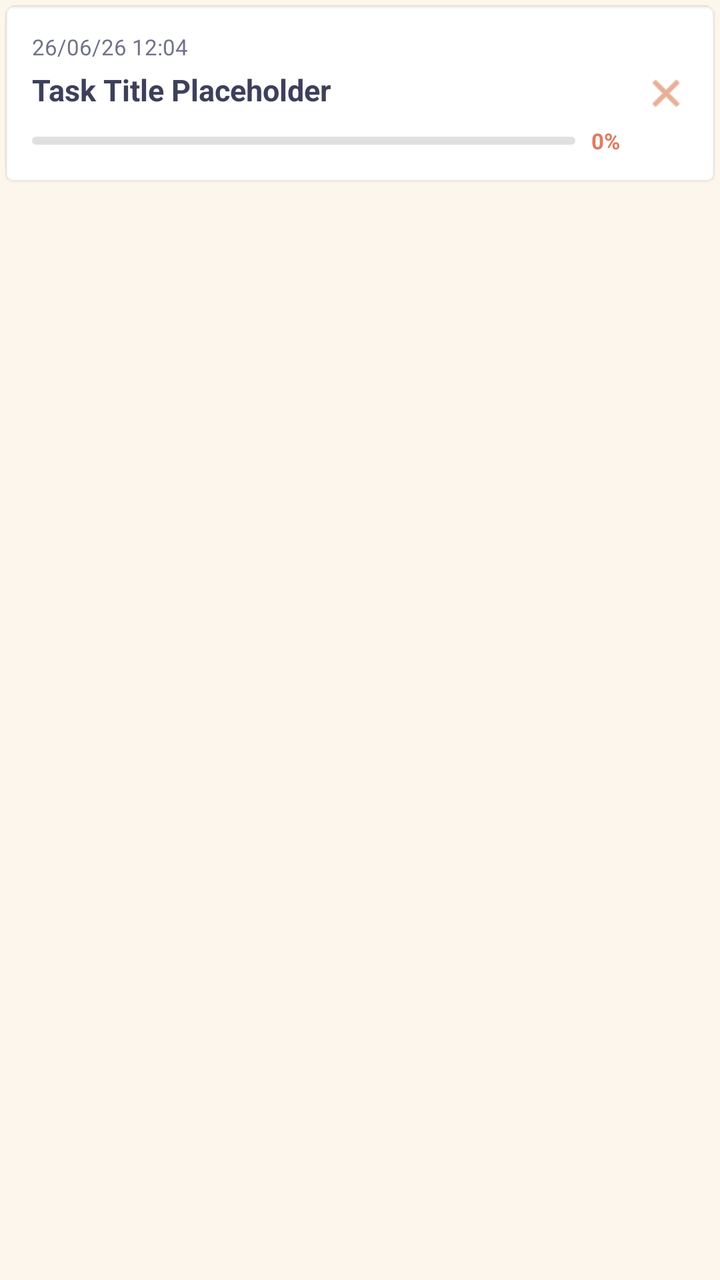
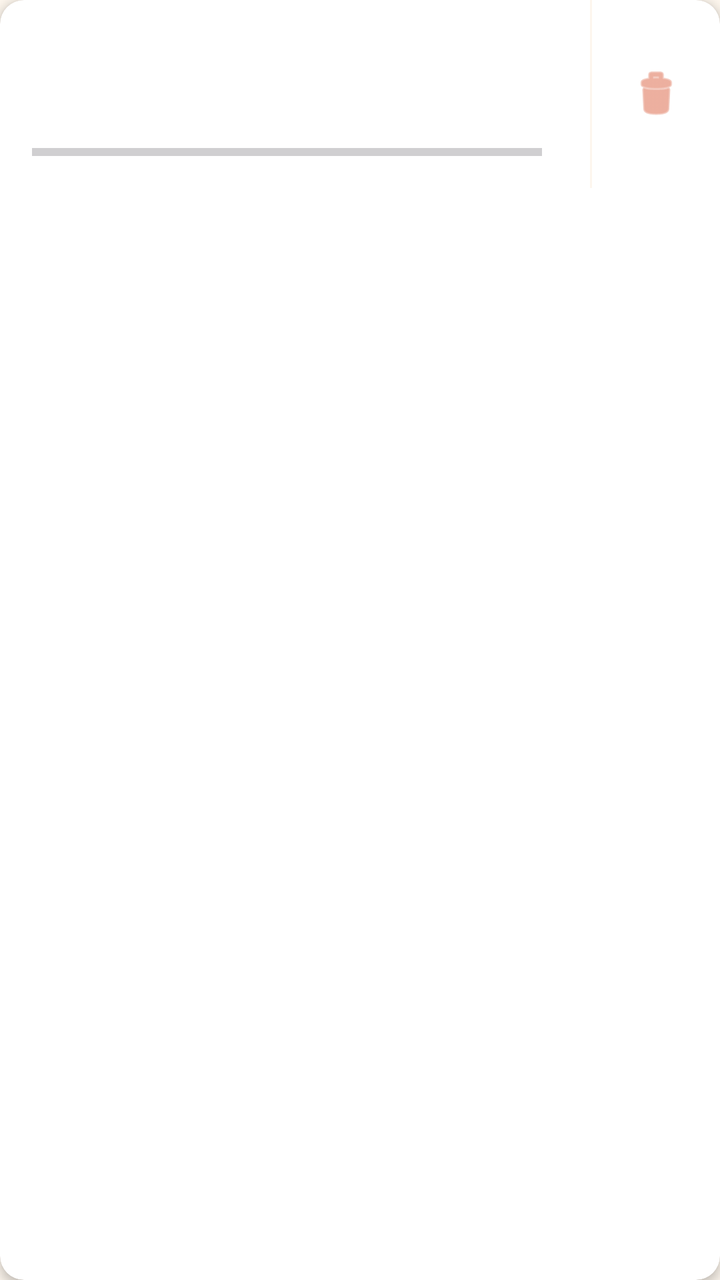

Compare the two renders of this Android layout. The source of the first and the diff that turns it into the second are given below.
<!-- AndroidManifest.xml: application theme Theme.ProjectStudyBuddy1 -->
<!-- res/layout/item_task_row.xml -->
<?xml version="1.0" encoding="utf-8"?>
<androidx.cardview.widget.CardView xmlns:android="http://schemas.android.com/apk/res/android"
    xmlns:app="http://schemas.android.com/apk/res-auto"
    xmlns:tools="http://schemas.android.com/tools"
    android:layout_width="match_parent"
    android:layout_height="wrap_content"
    android:layout_marginVertical="6dp"
    android:layout_marginHorizontal="4dp"
    app:cardCornerRadius="14dp"
    app:cardElevation="0dp"
    app:cardBackgroundColor="@android:color/transparent">

    <LinearLayout
        android:layout_width="match_parent"
        android:layout_height="wrap_content"
        android:orientation="horizontal"
        android:gravity="center_vertical"
        android:background="@android:drawable/editbox_background"
        android:padding="16dp"
        tools:ignore="UnusedAttribute">

        <LinearLayout
            android:layout_width="0dp"
            android:layout_weight="1"
            android:layout_height="wrap_content"
            android:orientation="vertical">

            <TextView
                android:id="@+id/tvTaskRowDate"
                android:layout_width="wrap_content"
                android:layout_height="wrap_content"
                android:text="26/06/26 12:04"
                android:textSize="11sp"
                android:textColor="@color/text_hint_darker"
                android:layout_marginBottom="4dp"
                tools:ignore="HardcodedText" />

            <TextView
                android:id="@+id/tvTaskRowTitle"
                android:layout_width="match_parent"
                android:layout_height="wrap_content"
                android:text="Task Title Placeholder"
                android:textStyle="bold"
                android:textSize="15sp"
                android:textColor="#3D405B"
                tools:ignore="HardcodedText" />

            <LinearLayout
                android:layout_width="match_parent"
                android:layout_height="wrap_content"
                android:orientation="horizontal"
                android:gravity="center_vertical"
                android:layout_marginTop="8dp">

                <ProgressBar
                    android:id="@+id/pbRowTaskMeter"
                    style="@android:style/Widget.ProgressBar.Horizontal"
                    android:layout_width="0dp"
                    android:layout_weight="1"
                    android:layout_height="4dp"
                    android:max="100"
                    android:progress="0"
                    android:progressDrawable="@android:drawable/progress_horizontal"
                    android:progressTint="@color/accent_orange"
                    android:progressBackgroundTint="#E0E0E0"
                    tools:ignore="UnusedAttribute" />

                <TextView
                    android:id="@+id/tvRowTaskPercentage"
                    android:layout_width="wrap_content"
                    android:layout_height="wrap_content"
                    android:text="0%"
                    android:textSize="11sp"
                    android:textStyle="bold"
                    android:textColor="@color/accent_orange"
                    android:layout_marginStart="8dp"
                    tools:ignore="HardcodedText" />
            </LinearLayout>
        </LinearLayout>

        <ImageView
            android:id="@+id/ivTaskRowDelete"
            android:layout_width="22dp"
            android:layout_height="22dp"
            android:src="@android:drawable/ic_menu_close_clear_cancel"
            android:contentDescription="Delete"
            app:tint="#D97A53"
            android:layout_marginStart="12dp"
            android:clickable="true"
            android:focusable="true"
            tools:ignore="HardcodedText" />
    </LinearLayout>
</androidx.cardview.widget.CardView>
<!-- resources referenced by this layout -->
<resources>
  <color name="accent_orange">#E07A5F</color>
  <color name="text_hint_darker">#70738A</color>
  <style name="Theme.ProjectStudyBuddy1" parent="Theme.Material3.DayNight.NoActionBar">
          <item name="colorPrimary">@color/accent_brown</item>
          <item name="colorPrimaryDark">@color/accent_brown</item>
          <item name="colorAccent">@color/accent_orange</item>
  
          <item name="android:windowBackground">@color/bg_cream</item>
          <item name="android:colorBackground">@color/bg_cream</item>
  
          <item name="android:statusBarColor">@color/bg_cream</item>
          <item name="android:windowLightStatusBar">true</item>
  
          <item name="colorSurface">@color/card_white</item>
          <item name="colorOnSurface">@color/text_dark</item>
      </style>
  <color name="accent_brown">#7D5A44</color>
  <color name="bg_cream">#FDF6ED</color>
  <color name="card_white">#FFFFFF</color>
  <color name="text_dark">#3D405B</color>
</resources>

<!-- the commit's change to res/layout/item_task_row.xml (unified diff, before → after) -->
@@ -1,93 +1,101 @@
 <?xml version="1.0" encoding="utf-8"?>
 <androidx.cardview.widget.CardView xmlns:android="http://schemas.android.com/apk/res/android"
     xmlns:app="http://schemas.android.com/apk/res-auto"
-    xmlns:tools="http://schemas.android.com/tools"
     android:layout_width="match_parent"
     android:layout_height="wrap_content"
-    android:layout_marginVertical="6dp"
-    android:layout_marginHorizontal="4dp"
-    app:cardCornerRadius="14dp"
-    app:cardElevation="0dp"
-    app:cardBackgroundColor="@android:color/transparent">
+    android:layout_marginStart="16dp"
+    android:layout_marginEnd="16dp"
+    android:layout_marginTop="8dp"
+    android:layout_marginBottom="8dp"
+    app:cardBackgroundColor="@android:color/white"
+    app:cardCornerRadius="12dp"
+    app:cardElevation="3dp">
 
-    <LinearLayout
+    <androidx.constraintlayout.widget.ConstraintLayout
         android:layout_width="match_parent"
-        android:layout_height="wrap_content"
-        android:orientation="horizontal"
-        android:gravity="center_vertical"
-        android:background="@android:drawable/editbox_background"
-        android:padding="16dp"
-        tools:ignore="UnusedAttribute">
+        android:layout_height="wrap_content">
 
         <LinearLayout
+            android:id="@+id/llTextContainer"
             android:layout_width="0dp"
-            android:layout_weight="1"
             android:layout_height="wrap_content"
-            android:orientation="vertical">
+            android:orientation="vertical"
+            android:padding="16dp"
+            app:layout_constraintTop_toTopOf="parent"
+            app:layout_constraintBottom_toTopOf="@id/pbRowTaskMeter"
+            app:layout_constraintStart_toStartOf="parent"
+            app:layout_constraintEnd_toStartOf="@id/viewDividerLine">
 
             <TextView
                 android:id="@+id/tvTaskRowDate"
                 android:layout_width="wrap_content"
                 android:layout_height="wrap_content"
-                android:text="26/06/26 12:04"
-                android:textSize="11sp"
+                android:layout_marginBottom="4dp"
                 android:textColor="@color/text_hint_darker"
-                android:layout_marginBottom="4dp"
-                tools:ignore="HardcodedText" />
+                android:textSize="12sp" />
 
             <TextView
                 android:id="@+id/tvTaskRowTitle"
                 android:layout_width="match_parent"
                 android:layout_height="wrap_content"
-                android:text="Task Title Placeholder"
-                android:textStyle="bold"
-                android:textSize="15sp"
-                android:textColor="#3D405B"
-                tools:ignore="HardcodedText" />
-
-            <LinearLayout
-                android:layout_width="match_parent"
-                android:layout_height="wrap_content"
-                android:orientation="horizontal"
-                android:gravity="center_vertical"
-                android:layout_marginTop="8dp">
-
-                <ProgressBar
-                    android:id="@+id/pbRowTaskMeter"
-                    style="@android:style/Widget.ProgressBar.Horizontal"
-                    android:layout_width="0dp"
-                    android:layout_weight="1"
-                    android:layout_height="4dp"
-                    android:max="100"
-                    android:progress="0"
-                    android:progressDrawable="@android:drawable/progress_horizontal"
-                    android:progressTint="@color/accent_orange"
-                    android:progressBackgroundTint="#E0E0E0"
-                    tools:ignore="UnusedAttribute" />
-
-                <TextView
-                    android:id="@+id/tvRowTaskPercentage"
-                    android:layout_width="wrap_content"
-                    android:layout_height="wrap_content"
-                    android:text="0%"
-                    android:textSize="11sp"
-                    android:textStyle="bold"
-                    android:textColor="@color/accent_orange"
-                    android:layout_marginStart="8dp"
-                    tools:ignore="HardcodedText" />
-            </LinearLayout>
+                android:textColor="@color/text_dark"
+                android:textSize="16sp"
+                android:textStyle="bold" />
         </LinearLayout>
 
-        <ImageView
-            android:id="@+id/ivTaskRowDelete"
-            android:layout_width="22dp"
-            android:layout_height="22dp"
-            android:src="@android:drawable/ic_menu_close_clear_cancel"
-            android:contentDescription="Delete"
-            app:tint="#D97A53"
-            android:layout_marginStart="12dp"
-            android:clickable="true"
-            android:focusable="true"
-            tools:ignore="HardcodedText" />
-    </LinearLayout>
+        <ProgressBar
+            android:id="@+id/pbRowTaskMeter"
+            style="?android:attr/progressBarStyleHorizontal"
+            android:layout_width="0dp"
+            android:layout_height="4dp"
+            android:layout_marginStart="16dp"
+            android:layout_marginEnd="8dp"
+            android:layout_marginBottom="16dp"
+            android:progressTint="@color/accent_brown"
+            app:layout_constraintTop_toBottomOf="@id/llTextContainer"
+            app:layout_constraintBottom_toBottomOf="parent"
+            app:layout_constraintStart_toStartOf="parent"
+            app:layout_constraintEnd_toStartOf="@id/tvRowTaskPercentage" />
+
+        <TextView
+            android:id="@+id/tvRowTaskPercentage"
+            android:layout_width="wrap_content"
+            android:layout_height="wrap_content"
+            android:layout_marginEnd="16dp"
+            android:textColor="@color/accent_brown"
+            android:textSize="12sp"
+            android:textStyle="bold"
+            app:layout_constraintBottom_toBottomOf="@id/pbRowTaskMeter"
+            app:layout_constraintTop_toTopOf="@id/pbRowTaskMeter"
+            app:layout_constraintEnd_toStartOf="@id/viewDividerLine" />
+
+        <View
+            android:id="@+id/viewDividerLine"
+            android:layout_width="1dp"
+            android:layout_height="0dp"
+            android:background="@color/bg_cream"
+            app:layout_constraintTop_toTopOf="parent"
+            app:layout_constraintBottom_toBottomOf="parent"
+            app:layout_constraintEnd_toStartOf="@id/flDeleteContainer" />
+
+        <FrameLayout
+            android:id="@+id/flDeleteContainer"
+            android:layout_width="64dp"
+            android:layout_height="0dp"
+            android:background="?android:attr/selectableItemBackground"
+            app:layout_constraintTop_toTopOf="parent"
+            app:layout_constraintBottom_toBottomOf="parent"
+            app:layout_constraintEnd_toEndOf="parent">
+
+            <ImageView
+                android:id="@+id/ivTaskRowDelete"
+                android:layout_width="28dp"
+                android:layout_height="28dp"
+                android:layout_gravity="center"
+                android:src="@android:drawable/ic_menu_delete"
+                android:contentDescription="@string/desc_delete_card"
+                app:tint="#E07A5F" />
+        </FrameLayout>
+
+    </androidx.constraintlayout.widget.ConstraintLayout>
 </androidx.cardview.widget.CardView>
<!-- resource entries referenced after the edit -->
@@ -2,6 +2,7 @@
 <resources>
   <color name="accent_orange">#E07A5F</color>
   <color name="text_hint_darker">#70738A</color>
+  <string name="desc_delete_card">Delete Card</string>
   <style name="Theme.ProjectStudyBuddy1" parent="Theme.Material3.DayNight.NoActionBar">
           <item name="colorPrimary">@color/accent_brown</item>
           <item name="colorPrimaryDark">@color/accent_brown</item>
